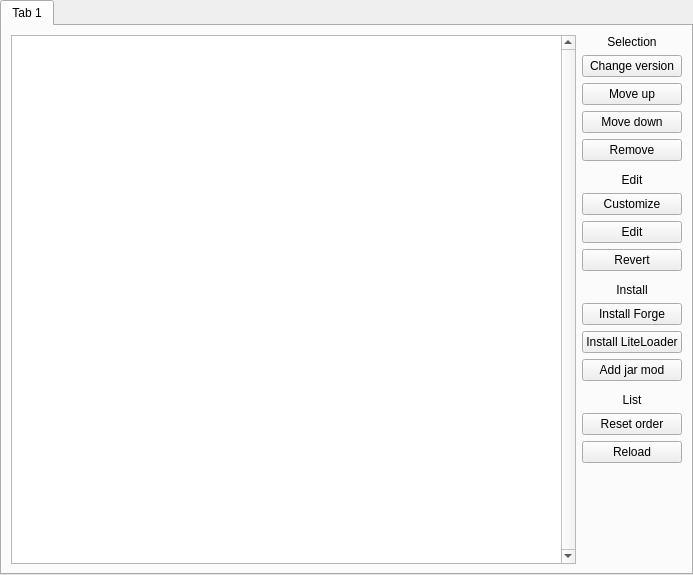
FreesmTeam/FreesmLauncher, file application/pages/VersionPage.ui: the form before one commit.
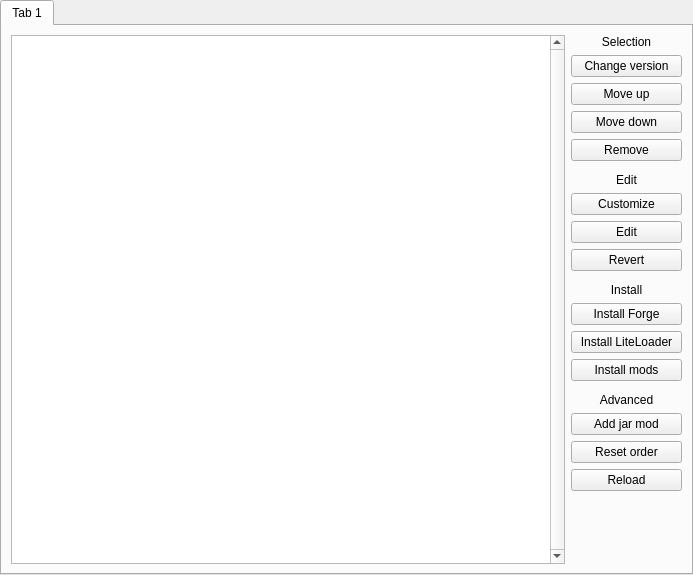
The form after the commit. Custom widgets are drawn as their Qt base class.

```diff
--- a/application/pages/VersionPage.ui
+++ b/application/pages/VersionPage.ui
@@ -181,12 +181,12 @@
           </widget>
          </item>
          <item>
-          <widget class="QPushButton" name="jarmodBtn">
+          <widget class="QPushButton" name="modBtn">
            <property name="toolTip">
             <string>Add a mod into the Minecraft jar file.</string>
            </property>
            <property name="text">
-            <string>Add jar mod</string>
+            <string>Install mods</string>
            </property>
           </widget>
          </item>
@@ -196,13 +196,23 @@
          <item>
           <widget class="QLabel" name="label_5">
            <property name="text">
-            <string>List</string>
+            <string>Advanced</string>
            </property>
            <property name="alignment">
             <set>Qt::AlignCenter</set>
            </property>
           </widget>
          </item>
+         <item>
+          <widget class="QPushButton" name="jarmodBtn">
+           <property name="toolTip">
+            <string>Add a mod into the Minecraft jar file.</string>
+           </property>
+           <property name="text">
+            <string>Add jar mod</string>
+           </property>
+          </widget>
+         </item>
          <item>
           <widget class="QPushButton" name="resetOrderBtn">
            <property name="toolTip">
@@ -230,8 +240,8 @@
            </property>
            <property name="sizeHint" stdset="0">
             <size>
-             <width>20</width>
-             <height>40</height>
+             <width>111</width>
+             <height>13</height>
             </size>
            </property>
           </spacer>
```
Left out of the diff: 3 changed lines with no effect on the pictures.
